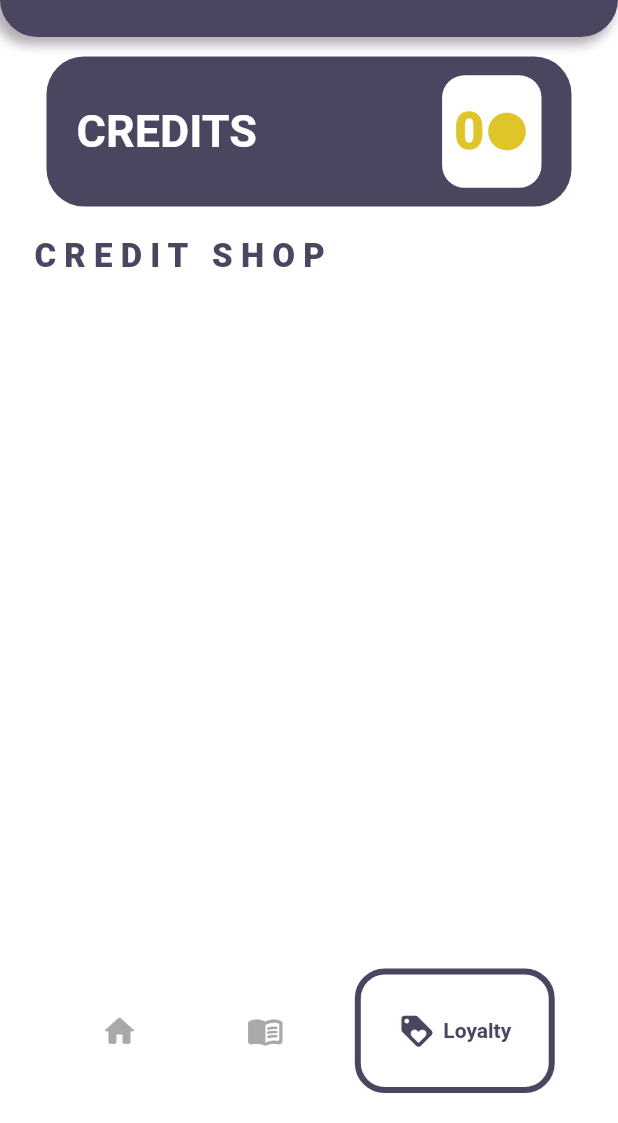
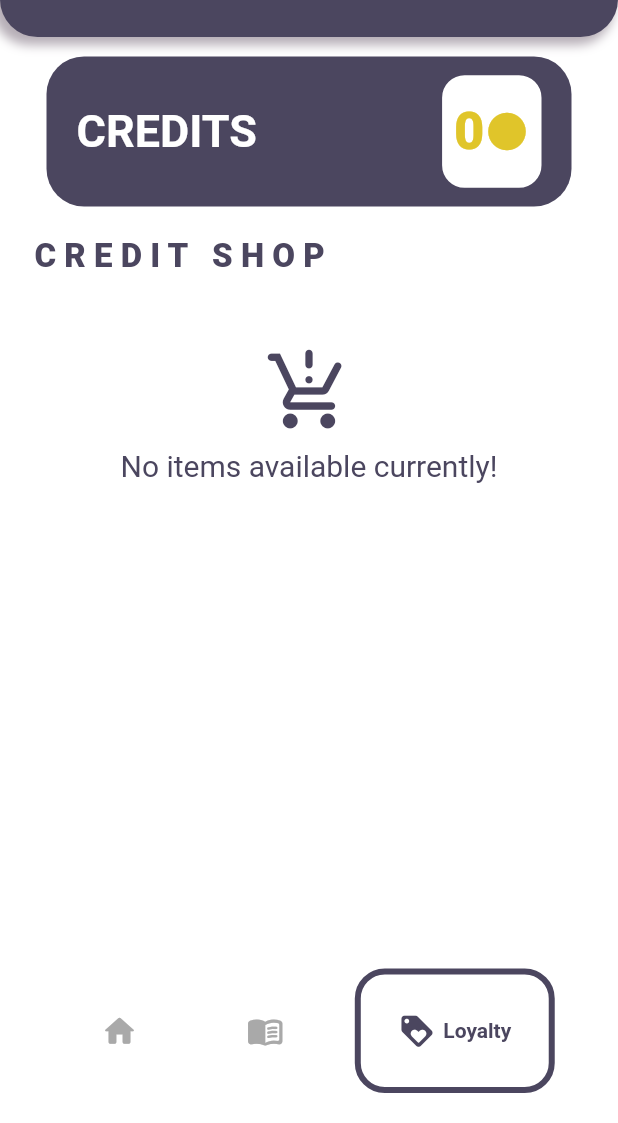
Before and after one commit to Lu555ak/CaffeApp-User, a Flutter app: the screen it shows once a user with an empty profile is signed in, item 3 of the bottom bar chosen, on a phone screen of 412 x 824 dp, the part 113-1236 px from its top. Run offline on Flutter 3.47's test engine with Material 2 defaults, Android fonts, the phone set to English and light mode, and no system bars; drawn by our look-alikes of google_nav_bar; our stand-ins replace cloud_firestore, firebase_auth, firebase_core, firebase_database; missing offline and left inert: mobile_scanner; accounts and stored records are empty.

Commit message:
Finished initial features

```diff
--- a/lang/en.json
+++ b/lang/en.json
@@ -7,7 +7,7 @@
 	"loyalty_text":"Loyalty",
 	"search_text":"Search",
 	"cart_text":"C A R T",
-	"total_text":"TOTAL:",
+	"total_text":"TOTAL: ",
 	"order_text":"ORDER",
 	"road_map_text":"R O A D  M A P",
 	"add_text":"Add ",
@@ -41,5 +41,8 @@
 	"auth_no_user_found" : "No user found for that email.",
 	"auth_wrong_password" : "Wrong password provided for that user.",
 	"default_error" : "Error!",
-	"default_success" : "Success!"
+	"default_success" : "Success!",
+	"no_data" : "No items available currently!",
+	"motd_welcome" : "Welcome to, ",
+	"motd_message" : "Please enjoy your drink!"
 }
--- a/lib/auth/login_page.dart
+++ b/lib/auth/login_page.dart
@@ -136,8 +136,8 @@ class _LoginPageState extends State<LoginPage> {
                     child: ElevatedButton(
                       onPressed: () async {
                         if (_loginFormKey.currentState!.validate()) {
-                          String? message = await Auth().signIn(
-                              email: _emailController.text, password: _passwordController.text, context: context);
+                          String? message =
+                              await Auth().signIn(email: _emailController.text, password: _passwordController.text);
 
                           if (!mounted) return;
                           switch (message) {
--- /dev/null
+++ b/lib/custom/no_data_widget.dart
@@ -0,0 +1,29 @@
+import 'package:caffe_app_user/utility/app_localizations.dart';
+import 'package:flutter/material.dart';
+import 'package:caffe_app_user/utility/constants.dart';
+
+class NoDataWidget extends StatelessWidget {
+  const NoDataWidget({super.key});
+
+  @override
+  Widget build(BuildContext context) {
+    return Column(
+      mainAxisAlignment: MainAxisAlignment.center,
+      crossAxisAlignment: CrossAxisAlignment.center,
+      children: [
+        const Icon(
+          Icons.production_quantity_limits_rounded,
+          size: 60,
+          color: primaryColor,
+        ),
+        Padding(
+          padding: const EdgeInsets.only(top: 8.0),
+          child: Text(
+            AppLocalizations.of(context).translate("no_data"),
+            style: const TextStyle(color: primaryColor, fontSize: 20),
+          ),
+        ),
+      ],
+    );
+  }
+}
--- a/lib/pages/loyalty_page.dart
+++ b/lib/pages/loyalty_page.dart
@@ -1,7 +1,6 @@
-import 'package:caffe_app_user/auth/auth.dart';
+import 'package:caffe_app_user/custom/no_data_widget.dart';
 import 'package:caffe_app_user/models/cart_model.dart';
 import 'package:caffe_app_user/utility/app_localizations.dart';
-import 'package:cloud_firestore/cloud_firestore.dart';
 import 'package:flutter/material.dart';
 
 import 'package:caffe_app_user/utility/constants.dart';
@@ -43,40 +42,50 @@ class _LoyaltyPageState extends State<LoyaltyPage> {
             Align(
                 alignment: Alignment.centerLeft,
                 child: Padding(
-                  padding:
-                      const EdgeInsets.only(left: 15.0, bottom: 5, top: 20),
-                  child: Text(
-                      AppLocalizations.of(context)
-                          .translate("credit_shop_text"),
-                      style: const TextStyle(
-                          color: primaryColor,
-                          fontSize: 22,
-                          fontWeight: FontWeight.w900)),
+                  padding: const EdgeInsets.only(left: 15.0, bottom: 5, top: 20),
+                  child: Text(AppLocalizations.of(context).translate("credit_shop_text"),
+                      style: const TextStyle(color: primaryColor, fontSize: 22, fontWeight: FontWeight.w900)),
                 )),
             SizedBox(
               height: 175,
-              child: ListView.builder(
+              child: FutureBuilder(
+                future: Menu().loadFromDatabase(),
+                builder: (context, snapshot) {
+                  switch (snapshot.connectionState) {
+                    case ConnectionState.none:
+                      return const Center(child: CircularProgressIndicator());
+                    case ConnectionState.waiting:
+                      return const Center(child: CircularProgressIndicator());
+                    case ConnectionState.active:
+                      return const Center(child: CircularProgressIndicator());
+                    case ConnectionState.done:
+                      if (Menu().creditMenuItems().isNotEmpty) {
+                        return ListView.builder(
                           scrollDirection: Axis.horizontal,
                           itemCount: Menu().creditMenuItems().length,
                           itemBuilder: (context, index) {
                             return CreditsShopComponent(
                               item: Menu().creditMenuItems()[index],
                               onPress: () {
-                      if (Cart().credits.value <
-                          Menu().creditMenuItems()[index].getCreditPrice) {
+                                if (Cart().credits.value < Menu().creditMenuItems()[index].getCreditPrice) {
                                   ScaffoldMessenger.of(context).showSnackBar(SnackBar(
-                          content: Text(AppLocalizations.of(context)
-                              .translate("credit_shop_not_enough_credits")),
+                                    content:
+                                        Text(AppLocalizations.of(context).translate("credit_shop_not_enough_credits")),
                                     backgroundColor: dangerColor,
                                   ));
                                 } else {
-                        Cart().addCreditsItem(
-                            Menu().creditMenuItems()[index].getName);
-                        Cart().updateCredits(Cart().credits.value -
-                            Menu().creditMenuItems()[index].getCreditPrice);
+                                  Cart().addCreditsItem(Menu().creditMenuItems()[index].getName);
+                                  Cart().updateCredits(
+                                      Cart().credits.value - Menu().creditMenuItems()[index].getCreditPrice);
                                 }
                               },
                             );
+                          },
+                        );
+                      } else {
+                        return const NoDataWidget();
+                      }
+                  }
                 },
               ),
             )
--- a/lib/pages/manager_page.dart
+++ b/lib/pages/manager_page.dart
@@ -12,7 +12,6 @@ import 'package:caffe_app_user/pages/loyalty_page.dart';
 import 'package:caffe_app_user/pages/cart_page.dart';
 
 import 'package:caffe_app_user/auth/auth.dart';
-import 'package:caffe_app_user/models/menu_model.dart';
 
 class ManagerPage extends StatefulWidget {
   const ManagerPage({super.key});
@@ -52,8 +51,7 @@ class _ManagerPageState extends State<ManagerPage> {
         backgroundColor: secondaryColor,
         appBar: MyAppBar(
           onTapCart: () {
-            Navigator.push(context,
-                MaterialPageRoute(builder: (context) => const CartPage()));
+            Navigator.push(context, MaterialPageRoute(builder: (context) => const CartPage()));
           },
           onTapLogout: () {
             Auth().signOut();
```
Also changed, not shown: lang/hr.json (+5 -2 lines), lib/auth/auth.dart (+1 -8 lines), lib/auth/registration_page.dart (+4 -4 lines), lib/custom/motd_widget.dart (added, +67 -0 lines), lib/custom/road_map.dart (deleted, +0 -70 lines), lib/pages/home_page.dart (+9 -6 lines), lib/pages/menu_page.dart (+21 -42 lines). Lines whose indentation alone changed are shown as unchanged.
